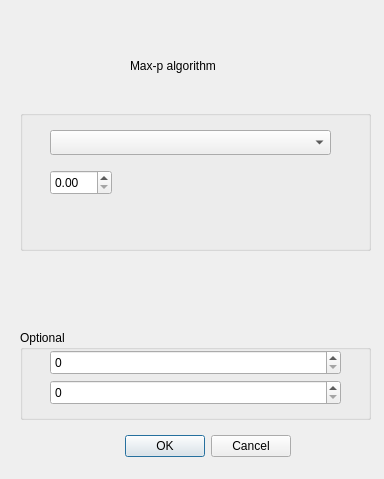
This is ui_maxp.ui in clusterpy/clusterpy_qgis_plugin as Qt 5 draws it before an edit. The edited form follows.
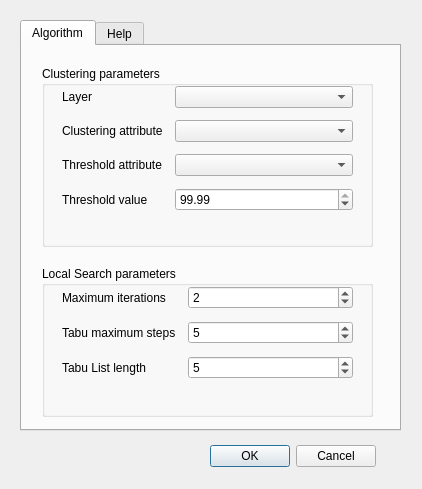
This is the edited form.

Commit message:
Improved UI with the fields needed
The two UI are the same so far.
* The help is missing
* The 'about the team' is missing

Patch:
```diff
--- a/ui_maxp.ui
+++ b/ui_maxp.ui
@@ -6,20 +6,26 @@
    <rect>
     <x>0</x>
     <y>0</y>
-    <width>384</width>
-    <height>479</height>
+    <width>422</width>
+    <height>489</height>
    </rect>
   </property>
+  <property name="minimumSize">
+   <size>
+    <width>422</width>
+    <height>489</height>
+   </size>
+  </property>
   <property name="windowTitle">
    <string>clusterpy_light</string>
   </property>
   <widget class="QDialogButtonBox" name="buttonBox">
    <property name="geometry">
     <rect>
-     <x>120</x>
-     <y>430</y>
-     <width>171</width>
-     <height>32</height>
+     <x>210</x>
+     <y>440</y>
+     <width>166</width>
+     <height>33</height>
     </rect>
    </property>
    <property name="orientation">
@@ -28,86 +34,212 @@
    <property name="standardButtons">
     <set>QDialogButtonBox::Cancel|QDialogButtonBox::Ok</set>
    </property>
-  </widget>
-  <widget class="QGroupBox" name="groupBox">
-   <property name="geometry">
-    <rect>
-     <x>20</x>
-     <y>110</y>
-     <width>351</width>
-     <height>141</height>
-    </rect>
+   <property name="centerButtons">
+    <bool>true</bool>
    </property>
-   <property name="title">
-    <string/>
-   </property>
-   <widget class="QComboBox" name="comboBox">
-    <property name="geometry">
-     <rect>
-      <x>30</x>
-      <y>20</y>
-      <width>281</width>
-      <height>25</height>
-     </rect>
-    </property>
-   </widget>
-   <widget class="QDoubleSpinBox" name="doubleSpinBox">
-    <property name="geometry">
-     <rect>
-      <x>30</x>
-      <y>60</y>
-      <width>62</width>
-      <height>25</height>
-     </rect>
-    </property>
-   </widget>
   </widget>
-  <widget class="QGroupBox" name="groupBox_2">
+  <widget class="QTabWidget" name="tabWidget">
    <property name="geometry">
     <rect>
      <x>20</x>
-     <y>330</y>
-     <width>351</width>
-     <height>90</height>
+     <y>20</y>
+     <width>381</width>
+     <height>411</height>
     </rect>
    </property>
-   <property name="title">
-    <string>Optional</string>
+   <property name="currentIndex">
+    <number>0</number>
    </property>
-   <widget class="QSpinBox" name="spinBox">
-    <property name="geometry">
-     <rect>
-      <x>30</x>
-      <y>20</y>
-      <width>291</width>
-      <height>25</height>
-     </rect>
-    </property>
+   <widget class="QWidget" name="tab">
+    <attribute name="title">
+     <string>Algorithm</string>
+    </attribute>
+    <widget class="QGroupBox" name="groupBox">
+     <property name="geometry">
+      <rect>
+       <x>20</x>
+       <y>20</y>
+       <width>331</width>
+       <height>181</height>
+      </rect>
+     </property>
+     <property name="minimumSize">
+      <size>
+       <width>331</width>
+       <height>0</height>
+      </size>
+     </property>
+     <property name="title">
+      <string>Clustering parameters</string>
+     </property>
+     <widget class="QWidget" name="formLayoutWidget_2">
+      <property name="geometry">
+       <rect>
+        <x>20</x>
+        <y>20</y>
+        <width>291</width>
+        <height>138</height>
+       </rect>
+      </property>
+      <layout class="QFormLayout" name="formLayout_2">
+       <property name="horizontalSpacing">
+        <number>12</number>
+       </property>
+       <property name="verticalSpacing">
+        <number>12</number>
+       </property>
+       <item row="0" column="0">
+        <widget class="QLabel" name="label_5">
+         <property name="text">
+          <string>Layer</string>
+         </property>
+        </widget>
+       </item>
+       <item row="1" column="0">
+        <widget class="QLabel" name="label_6">
+         <property name="text">
+          <string>Clustering attribute</string>
+         </property>
+        </widget>
+       </item>
+       <item row="3" column="0">
+        <widget class="QLabel" name="label_7">
+         <property name="text">
+          <string>Threshold value</string>
+         </property>
+        </widget>
+       </item>
+       <item row="3" column="1">
+        <widget class="QDoubleSpinBox" name="threshold_value_spin">
+         <property name="value">
+          <double>99.989999999999995</double>
+         </property>
+        </widget>
+       </item>
+       <item row="1" column="1">
+        <widget class="QComboBox" name="attribute_combo"/>
+       </item>
+       <item row="0" column="1">
+        <widget class="QComboBox" name="layer_combo"/>
+       </item>
+       <item row="2" column="0">
+        <widget class="QLabel" name="label_8">
+         <property name="text">
+          <string>Threshold attribute</string>
+         </property>
+        </widget>
+       </item>
+       <item row="2" column="1">
+        <widget class="QComboBox" name="threshold_attr_combo"/>
+       </item>
+      </layout>
+     </widget>
+    </widget>
+    <widget class="QGroupBox" name="groupBox_2">
+     <property name="geometry">
+      <rect>
+       <x>20</x>
+       <y>220</y>
+       <width>331</width>
+       <height>151</height>
+      </rect>
+     </property>
+     <property name="minimumSize">
+      <size>
+       <width>331</width>
+       <height>0</height>
+      </size>
+     </property>
+     <property name="title">
+      <string>Local Search parameters</string>
+     </property>
+     <widget class="QWidget" name="formLayoutWidget">
+      <property name="geometry">
+       <rect>
+        <x>20</x>
+        <y>20</y>
+        <width>291</width>
+        <height>111</height>
+       </rect>
+      </property>
+      <layout class="QFormLayout" name="formLayout">
+       <property name="horizontalSpacing">
+        <number>12</number>
+       </property>
+       <property name="verticalSpacing">
+        <number>12</number>
+       </property>
+       <item row="0" column="0">
+        <widget class="QLabel" name="label_2">
+         <property name="text">
+          <string>Maximum iterations</string>
+         </property>
+        </widget>
+       </item>
+       <item row="0" column="1">
+        <widget class="QSpinBox" name="maxit_spin">
+         <property name="minimum">
+          <number>1</number>
+         </property>
+         <property name="value">
+          <number>2</number>
+         </property>
+        </widget>
+       </item>
+       <item row="1" column="0">
+        <widget class="QLabel" name="label_3">
+         <property name="text">
+          <string>Tabu maximum steps</string>
+         </property>
+        </widget>
+       </item>
+       <item row="2" column="0">
+        <widget class="QLabel" name="label_4">
+         <property name="text">
+          <string>Tabu List length</string>
+         </property>
+        </widget>
+       </item>
+       <item row="1" column="1">
+        <widget class="QSpinBox" name="tabumax_spin">
+         <property name="minimum">
+          <number>1</number>
+         </property>
+         <property name="value">
+          <number>5</number>
+         </property>
+        </widget>
+       </item>
+       <item row="2" column="1">
+        <widget class="QSpinBox" name="tabulength_spin">
+         <property name="minimum">
+          <number>1</number>
+         </property>
+         <property name="value">
+          <number>5</number>
+         </property>
+        </widget>
+       </item>
+      </layout>
+     </widget>
+    </widget>
    </widget>
-   <widget class="QSpinBox" name="spinBox_2">
-    <property name="geometry">
-     <rect>
-      <x>30</x>
-      <y>50</y>
-      <width>291</width>
-      <height>25</height>
-     </rect>
-    </property>
+   <widget class="QWidget" name="tab_2">
+    <attribute name="title">
+     <string>Help</string>
+    </attribute>
+    <widget class="QTextBrowser" name="help_browser">
+     <property name="geometry">
+      <rect>
+       <x>10</x>
+       <y>10</y>
+       <width>351</width>
+       <height>361</height>
+      </rect>
+     </property>
+    </widget>
    </widget>
   </widget>
-  <widget class="QLabel" name="label">
-   <property name="geometry">
-    <rect>
-     <x>130</x>
-     <y>50</y>
-     <width>101</width>
-     <height>31</height>
-    </rect>
-   </property>
-   <property name="text">
-    <string>Max-p algorithm</string>
-   </property>
-  </widget>
  </widget>
  <resources/>
  <connections>
```
Left out of the diff: 32 changed lines with no effect on the pictures. The commit also changes 2 other files.
